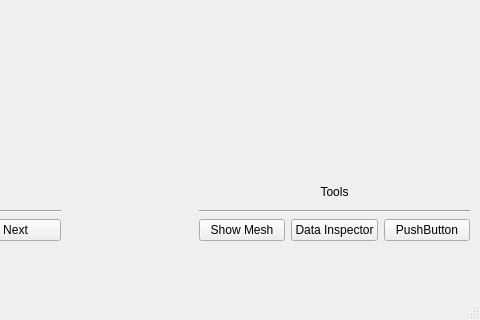
Before: the Qt Designer form main_window.ui in bawoodworth/proj741, drawn with Qt 5; both pictures show x 720 to 1200 and y 580 to 900 of the 1200 by 900 pixel window.
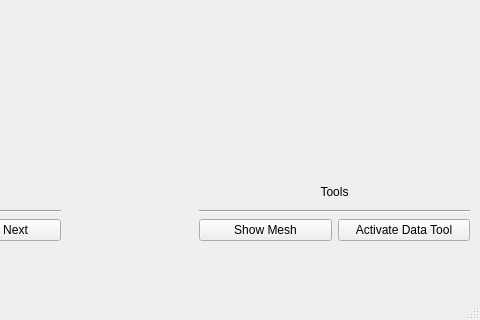
After: the same form once the commit is applied.

Patch:
```diff
--- a/main_window.ui
+++ b/main_window.ui
@@ -187,19 +187,24 @@
          <property name="text">
           <string>Show Mesh</string>
          </property>
+         <property name="checkable">
+          <bool>false</bool>
+         </property>
+         <property name="autoDefault">
+          <bool>false</bool>
+         </property>
+         <property name="default">
+          <bool>false</bool>
+         </property>
+         <property name="flat">
+          <bool>false</bool>
+         </property>
         </widget>
        </item>
        <item>
         <widget class="QPushButton" name="inspect_button">
          <property name="text">
-          <string>Data Inspector</string>
-         </property>
-        </widget>
-       </item>
-       <item>
-        <widget class="QPushButton" name="placeholder">
-         <property name="text">
-          <string>PushButton</string>
+          <string>Activate Data Tool</string>
          </property>
         </widget>
        </item>
```
Left out of the diff: 2 changed lines with no effect on the pictures.
